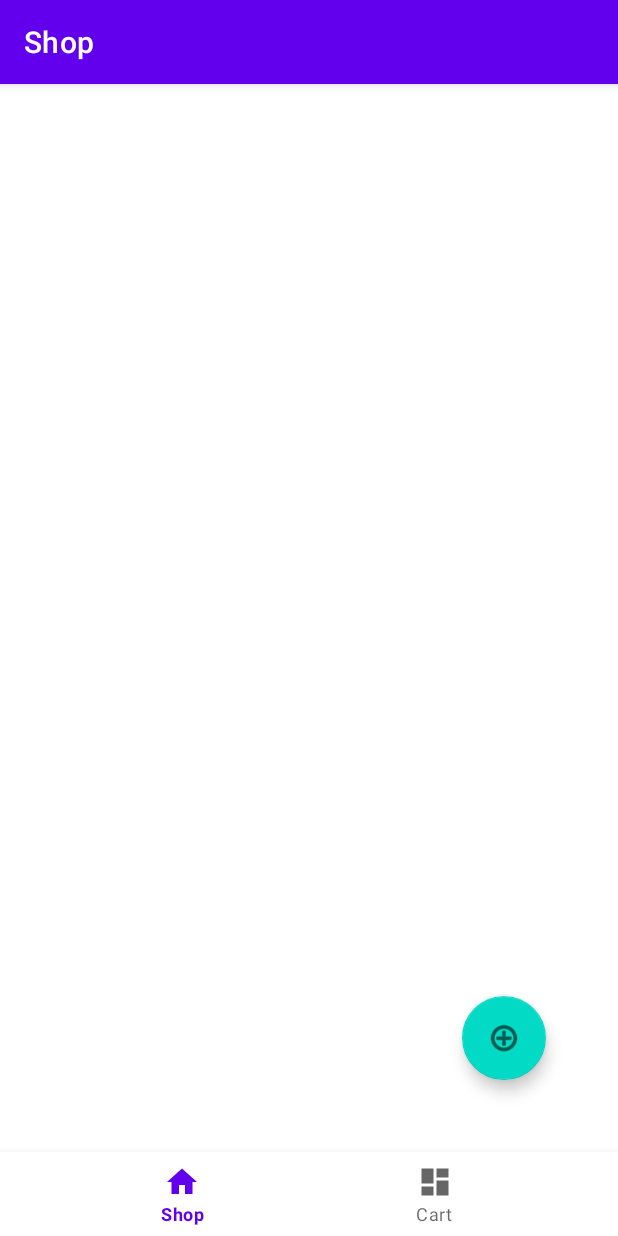
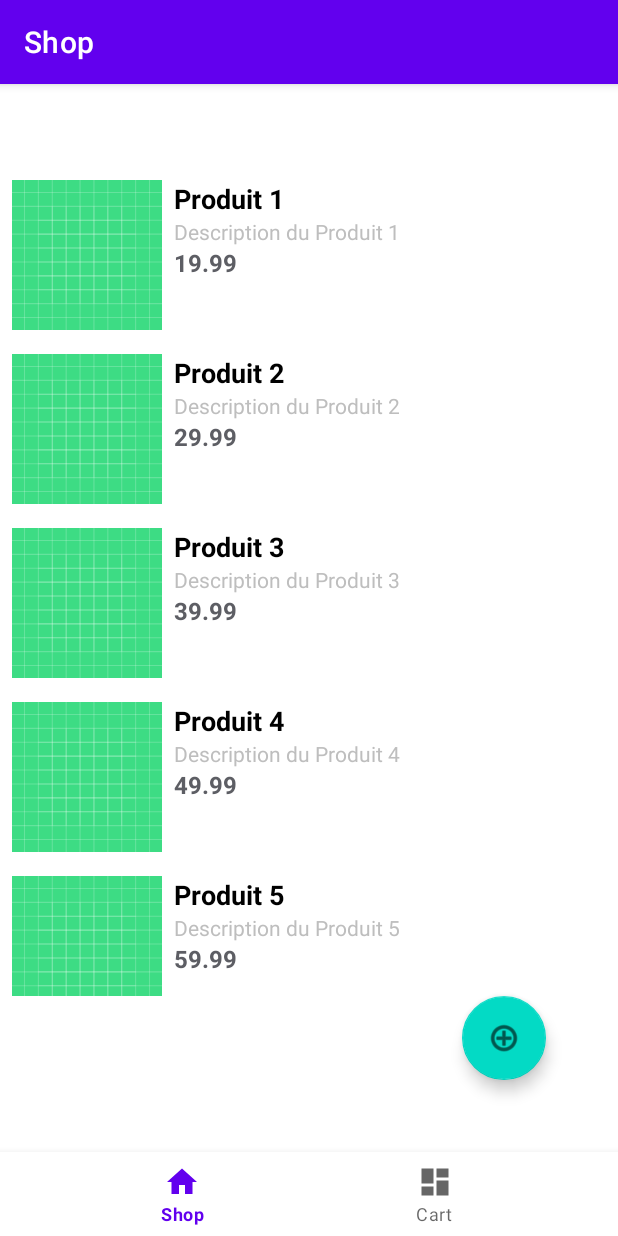
Before and after one commit to FelixDallaire/TP2_felix_gabriela, an Android app: the screen it shows after launch (MainActivity), on a phone screen of 412 x 824 dp. Run offline under Robolectric (Android 15) with nearby library versions, the phone set to English and light mode, and no system bars; our stand-ins replace navigation-ui.

Commit message:
implementation de laliste dynamique adapter/fragment/shopitem et les clics

```diff
--- /dev/null
+++ b/Magasin/app/src/main/java/com/example/magasin/ui/shop/ShopAdapter.kt
@@ -0,0 +1,78 @@
+package com.example.magasin.ui.shop
+
+import android.view.LayoutInflater
+import android.view.View
+import android.view.ViewGroup
+import androidx.recyclerview.widget.RecyclerView
+import com.example.magasin.R
+import com.example.magasin.databinding.ShopItemBinding
+
+class ShopAdapter(private val shopItems: List<ShopItem>) :
+    RecyclerView.Adapter<ShopAdapter.ViewHolder>() {
+
+    interface OnItemClickListenerInterface {
+        fun onItemClick(itemView: View?, position: Int)
+        fun onClickEdit(itemView: View, position: Int)
+        fun onClickDelete(position: Int)
+    }
+
+    lateinit var listener: OnItemClickListenerInterface
+
+    fun setOnItemClickListener(listener: OnItemClickListenerInterface) {
+        this.listener = listener
+    }
+
+    inner class ViewHolder(private val binding: ShopItemBinding) :
+        RecyclerView.ViewHolder(binding.root) {
+
+        init {
+            binding.root.setOnClickListener {
+                if (adapterPosition != RecyclerView.NO_POSITION) {
+                    listener.onItemClick(itemView, adapterPosition);
+
+                }
+            }
+
+            binding.root.setOnCreateContextMenuListener { menu, v, menuInfo ->
+                val position = adapterPosition
+                val edit: android.view.MenuItem = menu.add(0, v.id, 0, R.string.action_edit)
+                val delete: android.view.MenuItem = menu.add(0, v.id, 0, R.string.action_delete)
+                edit.setOnMenuItemClickListener {
+                    if (position != RecyclerView.NO_POSITION) {
+                        listener.onClickEdit(itemView, position)
+                    }
+                    false
+                }
+                delete.setOnMenuItemClickListener {
+                    if (position != RecyclerView.NO_POSITION) {
+                        listener.onClickDelete(position)
+                    }
+                    false
+                }
+            }
+        }
+
+        fun bind(shopItem: ShopItem) {
+            binding.tvProductName.text = shopItem.name
+            binding.tvProductDescription.text = shopItem.description
+            binding.tvProductPrice.text = String.format("%.2f", shopItem.price)
+            // TODO: Add images
+        }
+    }
+
+    override fun onCreateViewHolder(parent: ViewGroup, viewType: Int): ViewHolder {
+        val binding = ShopItemBinding.inflate(LayoutInflater.from(parent.context), parent, false)
+
+        return ViewHolder(binding)
+    }
+
+    override fun onBindViewHolder(holder: ViewHolder, position: Int) {
+        val shopItem: ShopItem = shopItems[position]
+        holder.bind(shopItem)
+    }
+
+    override fun getItemCount(): Int {
+        return shopItems.size
+    }
+
+}
--- a/Magasin/app/src/main/java/com/example/magasin/ui/shop/ShopFragment.kt
+++ b/Magasin/app/src/main/java/com/example/magasin/ui/shop/ShopFragment.kt
@@ -5,24 +5,59 @@ import android.view.LayoutInflater
 import android.view.View
 import android.view.ViewGroup
 import androidx.fragment.app.Fragment
+import androidx.fragment.app.viewModels
+import androidx.lifecycle.Observer
+import androidx.recyclerview.widget.LinearLayoutManager
 import com.example.magasin.databinding.FragmentShopBinding
 
 class ShopFragment : Fragment() {
 
     private var _binding: FragmentShopBinding? = null
+    private val binding get() = _binding!!
+    private val shopViewModel: ShopViewModel by viewModels()
 
-    // This property is only valid between onCreateView and
-    // onDestroyView.
-    private val binding get() = _binding!!
+    private lateinit var shopItems: MutableList<ShopItem>
+    private lateinit var shopAdapter: ShopAdapter
 
-    override fun onCreateView(
-        inflater: LayoutInflater,
-        container: ViewGroup?,
-        savedInstanceState: Bundle?
-    ): View {
-        // Inflate the layout for this fragment using view binding
+    override fun onCreateView(inflater: LayoutInflater, container: ViewGroup?, savedInstanceState: Bundle?): View {
         _binding = FragmentShopBinding.inflate(inflater, container, false)
         return binding.root
+    }
+
+    override fun onViewCreated(view: View, savedInstanceState: Bundle?) {
+        super.onViewCreated(view, savedInstanceState)
+
+        shopItems = mutableListOf()
+
+        shopAdapter = ShopAdapter(shopItems)
+        binding.recyclerView.apply {
+            layoutManager = LinearLayoutManager(context)
+            adapter = shopAdapter
+        }
+
+        shopAdapter.setOnItemClickListener(object : ShopAdapter.OnItemClickListenerInterface {
+            override fun onItemClick(itemView: View?, position: Int) {
+                println("L'item a la position $position est cliqué")
+            }
+
+            override fun onClickEdit(itemView: View, position: Int) {
+                println("L'item a la position $position est édite")
+            }
+
+            override fun onClickDelete(position: Int) {
+                if (position >= 0 && position < shopItems.size) {
+                    shopItems.removeAt(position)
+                    shopAdapter.notifyItemRemoved(position)
+                    shopAdapter.notifyItemRangeChanged(position, shopItems.size)
+                }
+            }
+        })
+
+        shopViewModel.shopItems.observe(viewLifecycleOwner, Observer { items ->
+            shopItems.clear()
+            shopItems.addAll(items)
+            shopAdapter.notifyDataSetChanged()
+        })
     }
 
     override fun onDestroyView() {
--- /dev/null
+++ b/Magasin/app/src/main/java/com/example/magasin/ui/shop/ShopItem.kt
@@ -0,0 +1,8 @@
+package com.example.magasin.ui.shop
+
+class ShopItem(
+    var name: String,
+    var description: String,
+    var price: Double,
+    var image: String
+)
--- a/Magasin/app/src/main/java/com/example/magasin/ui/shop/shopViewModel.kt
+++ b/Magasin/app/src/main/java/com/example/magasin/ui/shop/shopViewModel.kt
@@ -4,10 +4,21 @@ import androidx.lifecycle.LiveData
 import androidx.lifecycle.MutableLiveData
 import androidx.lifecycle.ViewModel
 
-class shopViewModel : ViewModel() {
+class ShopViewModel : ViewModel() {
 
-    private val _text = MutableLiveData<String>().apply {
-        value = "This is shop Fragment"
+    private val _shopItems = MutableLiveData<List<ShopItem>>().apply {
+        value = listOf(
+            ShopItem("Produit 1", "Description du Produit 1", 19.99, "image1.jpg"),
+            ShopItem("Produit 2", "Description du Produit 2", 29.99, "image2.jpg"),
+            ShopItem("Produit 3", "Description du Produit 3", 39.99, "image3.jpg"),
+            ShopItem("Produit 4", "Description du Produit 4", 49.99, "image4.jpg"),
+            ShopItem("Produit 5", "Description du Produit 5", 59.99, "image5.jpg"),
+            ShopItem("Produit 6", "Description du Produit 6", 69.99, "image6.jpg"),
+            ShopItem("Produit 7", "Description du Produit 7", 79.99, "image7.jpg"),
+            ShopItem("Produit 8", "Description du Produit 8", 89.99, "image8.jpg"),
+            ShopItem("Produit 9", "Description du Produit 9", 99.99, "image9.jpg"),
+            ShopItem("Produit 10", "Description du Produit 10", 100.99, "image10.jpg")
+        )
     }
-    val text: LiveData<String> = _text
+    val shopItems: LiveData<List<ShopItem>> = _shopItems
 }
--- a/Magasin/app/src/main/res/layout/fragment_shop.xml
+++ b/Magasin/app/src/main/res/layout/fragment_shop.xml
@@ -13,9 +13,10 @@
         android:layout_width="0dp"
         android:layout_height="0dp"
         tools:listitem="@layout/shop_item"
-        app:layout_constraintEnd_toEndOf="parent"
+        app:layout_constraintTop_toTopOf="parent"
+        app:layout_constraintBottom_toTopOf="@+id/floatingActionButton"
         app:layout_constraintStart_toStartOf="parent"
-        app:layout_constraintTop_toTopOf="parent" />
+        app:layout_constraintEnd_toEndOf="parent" />
 
     <com.google.android.material.floatingactionbutton.FloatingActionButton
         android:id="@+id/floatingActionButton"
--- a/Magasin/app/src/main/res/layout/shop_item.xml
+++ b/Magasin/app/src/main/res/layout/shop_item.xml
@@ -7,7 +7,7 @@
     android:padding="8dp">
 
     <ImageView
-        android:id="@+id/product_image"
+        android:id="@+id/iv_product_image"
         android:layout_width="100dp"
         android:layout_height="100dp"
         android:contentDescription="Image du produit"
@@ -17,7 +17,7 @@
         android:src="@drawable/ic_launcher_background" />
 
     <TextView
-        android:id="@+id/product_name"
+        android:id="@+id/tv_product_name"
         android:layout_width="0dp"
         android:layout_height="wrap_content"
         android:paddingStart="8dp"
@@ -28,11 +28,11 @@
         android:textStyle="bold"
         app:layout_constraintEnd_toEndOf="parent"
         app:layout_constraintHorizontal_bias="0"
-        app:layout_constraintStart_toEndOf="@id/product_image"
+        app:layout_constraintStart_toEndOf="@id/iv_product_image"
         app:layout_constraintTop_toTopOf="parent" />
 
     <TextView
-        android:id="@+id/product_description"
+        android:id="@+id/tv_product_description"
         android:layout_width="0dp"
         android:layout_height="wrap_content"
         android:text="Description du produit ici"
@@ -40,24 +40,24 @@
         android:textColor="@android:color/secondary_text_dark"
         android:maxLines="2"
         android:ellipsize="end"
-        app:layout_constraintTop_toBottomOf="@id/product_name"
-        app:layout_constraintStart_toEndOf="@id/product_image"
+        app:layout_constraintTop_toBottomOf="@id/tv_product_name"
+        app:layout_constraintStart_toEndOf="@id/iv_product_image"
         app:layout_constraintEnd_toEndOf="parent"
         android:paddingStart="8dp"
         android:paddingEnd="8dp" />
 
     <TextView
-        android:id="@+id/product_price"
+        android:id="@+id/tv_product_price"
         android:layout_width="0dp"
         android:layout_height="wrap_content"
         android:paddingStart="8dp"
         android:paddingEnd="8dp"
         android:text="Prix : 99.99 $"
-        android:textColor="@android:color/system_neutral1_600"
+        android:textColor="@color/material_dynamic_neutral40"
         android:textSize="16sp"
         android:textStyle="bold"
         app:layout_constraintEnd_toEndOf="parent"
-        app:layout_constraintStart_toEndOf="@id/product_image"
-        app:layout_constraintTop_toBottomOf="@id/product_description" />
+        app:layout_constraintStart_toEndOf="@id/iv_product_image"
+        app:layout_constraintTop_toBottomOf="@id/tv_product_description" />
 
 </androidx.constraintlayout.widget.ConstraintLayout>
--- a/Magasin/app/src/main/res/values/strings.xml
+++ b/Magasin/app/src/main/res/values/strings.xml
@@ -2,4 +2,6 @@
     <string name="app_name">Magasin</string>
     <string name="title_shop">Shop</string>
     <string name="title_cart">Cart</string>
+    <string name="action_edit">Éditer</string>
+    <string name="action_delete">Supprimer</string>
 </resources>
```
